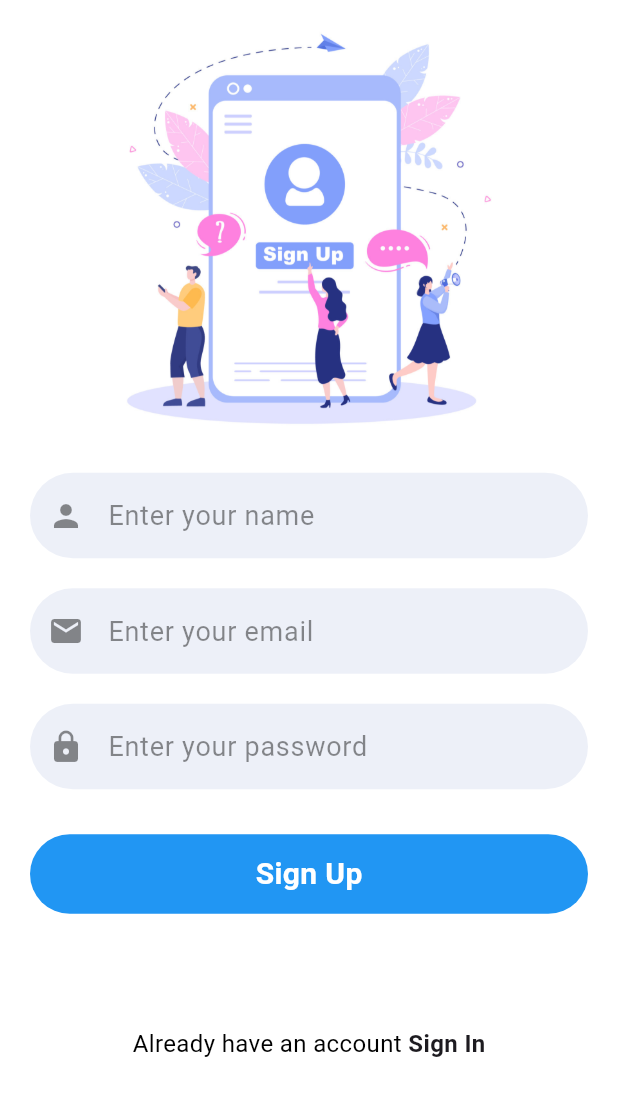
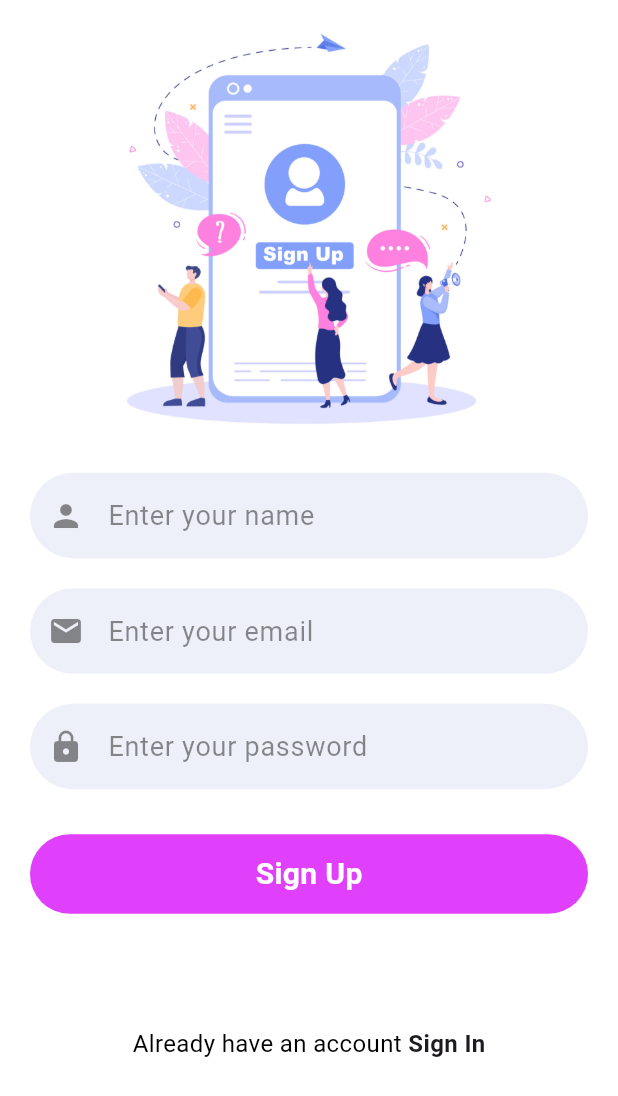
Before and after one commit to NurhayatYurtaslan/chat_app, a Flutter app: the screen it shows after launch, after a tap on "SignUp", on a phone screen of 412 x 824 dp. Shown: the top 1096 px of the screen. Run offline on Flutter 3.47's test engine with Material 3 defaults, Android fonts, the phone set to English and light mode, and no system bars; our stand-ins replace firebase_core; accounts and stored records are empty.

```diff
--- a/lib/core/widgets/button_widget.dart
+++ b/lib/core/widgets/button_widget.dart
@@ -3,7 +3,12 @@ import 'package:flutter/material.dart';
 class ButtonWidget extends StatelessWidget {
   final VoidCallback onTab;
   final String text;
-  const ButtonWidget({super.key, required this.onTab, required this.text});
+  final Color color;
+  const ButtonWidget(
+      {super.key,
+      required this.onTab,
+      required this.text,
+      this.color = Colors.blue});
 
   @override
   Widget build(BuildContext context) {
@@ -18,7 +23,7 @@ class ButtonWidget extends StatelessWidget {
               shape: RoundedRectangleBorder(
                 borderRadius: BorderRadius.circular(30),
               ),
-              color: Colors.blue),
+              color: color),
           child: Text(
             text,
             style: const TextStyle(
--- a/lib/main.dart
+++ b/lib/main.dart
@@ -18,7 +18,7 @@ class MyApp extends StatelessWidget {
   Widget build(BuildContext context) {
     return const MaterialApp(
       debugShowCheckedModeBanner: false,
-      home: LoginView(),
+      home: SignInView(),
     );
   }
 }
```
Also changed, not shown: lib/app/views/view_signin/signin_view.dart (+4 -4 lines).
